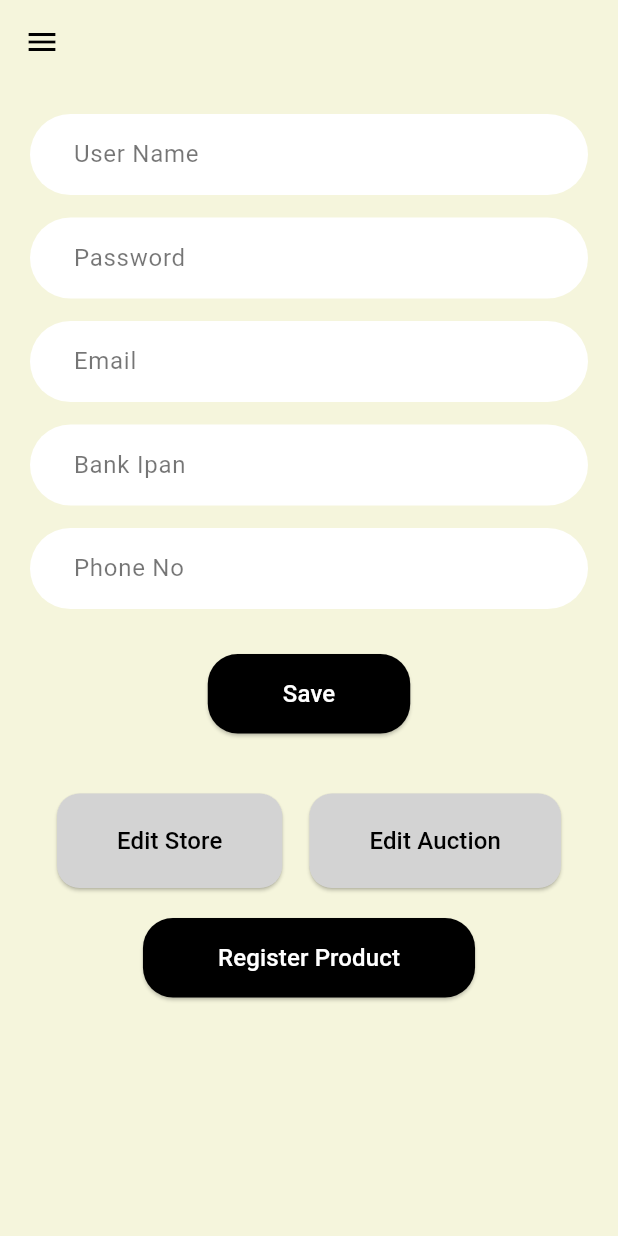
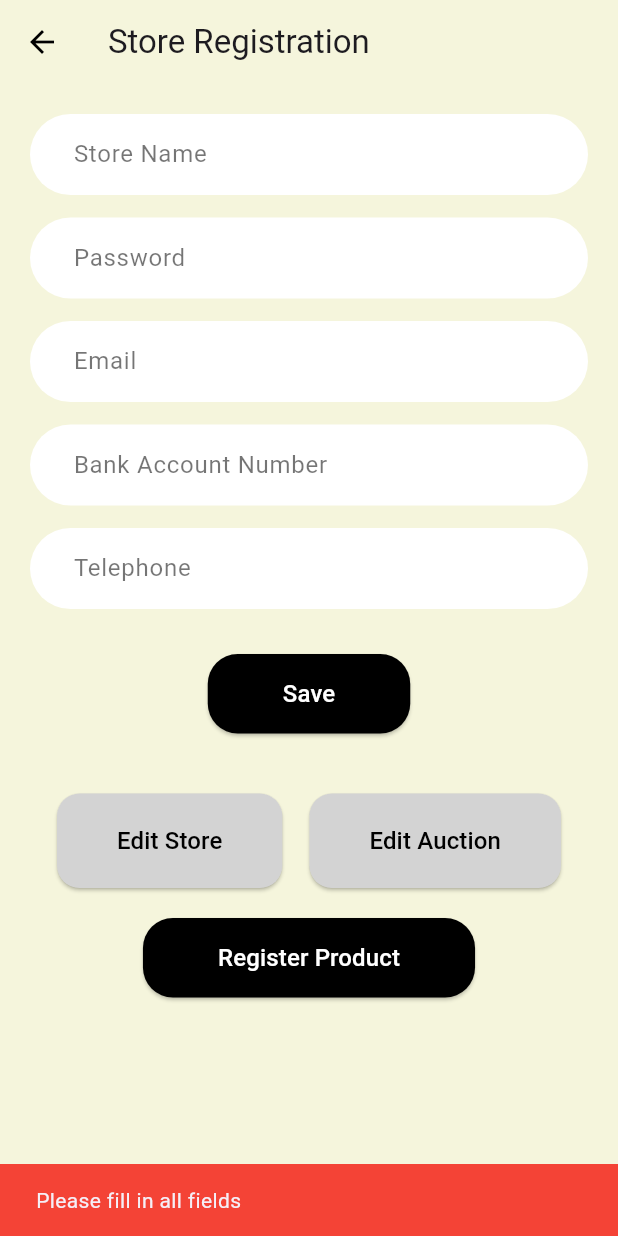
Before and after one commit to TIKKRI-INTERNATIONAL/luwa-app, a Flutter app: the StoreRegistrationScreen screen opened by its route, after a tap on "Save", on a phone screen of 412 x 824 dp. Run offline on Flutter 3.47's test engine with Material 3 defaults, Android fonts, the light colour scheme and no system bars; our stand-ins replace go_router, google_fonts; network calls fail.

Commit message:
first commit

```diff
--- a/lib/dashboard_screen.dart
+++ b/lib/dashboard_screen.dart
@@ -74,6 +74,14 @@ class _DashboardScreenState extends State<DashboardScreen> {
               onTap: () {
                 context.pop();
                 context.push('/auction');
+              },
+            ),
+            ListTile(
+              leading: const Icon(Icons.store_mall_directory_outlined),
+              title: Text('Store Registration', style: GoogleFonts.notoSerif()),
+              onTap: () {
+                context.pop();
+                context.push('/store-registration');
               },
             ),
             const Divider(),
--- a/lib/store_registration_screen.dart
+++ b/lib/store_registration_screen.dart
@@ -1,9 +1,134 @@
 
 import 'package:flutter/material.dart';
-import 'package:myapp/product_registration_screen.dart';
 
-class StoreRegistrationScreen extends StatelessWidget {
+class StoreRegistrationScreen extends StatefulWidget {
   const StoreRegistrationScreen({super.key});
+
+  @override
+  State<StoreRegistrationScreen> createState() => _StoreRegistrationScreenState();
+}
+
+class _StoreRegistrationScreenState extends State<StoreRegistrationScreen> {
+  final _storeNameController = TextEditingController();
+  final _passwordController = TextEditingController();
+  final _emailController = TextEditingController();
+  final _bankAccountNumberController = TextEditingController();
+  final _telephoneController = TextEditingController();
+  bool _isLoading = false;
+
+  @override
+  void dispose() {
+    _storeNameController.dispose();
+    _passwordController.dispose();
+    _emailController.dispose();
+    _bankAccountNumberController.dispose();
+    _telephoneController.dispose();
+    super.dispose();
+  }
+
+  Future<void> _registerStore() async {
+    FocusScope.of(context).unfocus();
+
+    if (_storeNameController.text.trim().isEmpty ||
+        _passwordController.text.trim().isEmpty ||
+        _emailController.text.trim().isEmpty ||
+        _bankAccountNumberController.text.trim().isEmpty ||
+        _telephoneController.text.trim().isEmpty) {
+      if (mounted) {
+        ScaffoldMessenger.of(context).showSnackBar(
+          const SnackBar(
+            content: Text('Please fill in all fields'),
+            backgroundColor: Colors.red,
+          ),
+        );
+      }
+      return;
+    }
+
+    setState(() {
+      _isLoading = true;
+    });
+
+    try {
+      String baseUrl = 'http://127.0.0.1:8080';
+      if (!kIsWeb && Platform.isAndroid) {
+        baseUrl = 'http://10.0.2.2:8080';
+      }
+
+      debugPrint('Connecting to $baseUrl/api/stores/register');
+
+      final response = await http.post(
+        Uri.parse('$baseUrl/api/stores/register'),
+        headers: {'Content-Type': 'application/json'},
+        body: jsonEncode({
+          'storeName': _storeNameController.text.trim(),
+          'password': _passwordController.text,
+          'email': _emailController.text.trim(),
+          'bankAccountNumber': _bankAccountNumberController.text.trim(),
+          'telephone': _telephoneController.text.trim(),
+          'address': _storeNameController.text.trim(),
+        }),
+      ).timeout(const Duration(seconds: 10));
+
+      debugPrint('Response Status: ${response.statusCode}');
+      debugPrint('Response Body: ${response.body}');
+
+      if (!mounted) return;
+
+      if (response.statusCode == 200 || response.statusCode == 201) {
+        ScaffoldMessenger.of(context).showSnackBar(
+          const SnackBar(
+            content: Text('Store registered successfully!'),
+            backgroundColor: Colors.green,
+          ),
+        );
+        await Future.delayed(const Duration(seconds: 1));
+        if (mounted) {
+          context.go('/home'); // Or wherever you want to redirect
+        }
+      } else {
+        String errorMessage = 'Registration failed';
+        try {
+          final errorData = jsonDecode(response.body);
+          errorMessage = errorData['message'] ?? errorMessage;
+        } catch (_) {
+          errorMessage = 'Server error: ${response.statusCode}';
+        }
+
+        ScaffoldMessenger.of(context).showSnackBar(
+          SnackBar(
+            content: Text(errorMessage),
+            backgroundColor: Colors.red,
+          ),
+        );
+      }
+    } catch (e) {
+      debugPrint('Error during store registration: $e');
+      if (mounted) {
+        String message = 'Connection error';
+        if (e is TimeoutException) {
+          message = 'Connection timed out';
+        } else if (e is SocketException) {
+          message = 'Cannot connect to server';
+        } else {
+          message = 'Error: $e';
+        }
+
+        ScaffoldMessenger.of(context).showSnackBar(
+          SnackBar(
+            content: Text(message),
+            backgroundColor: Colors.red,
+          ),
+        );
+      }
+    } finally {
+      if (mounted) {
+        setState(() {
+          _isLoading = false;
+        });
+      }
+    }
+  }
 
   @override
   Widget build(BuildContext context) {
@@ -13,9 +138,12 @@ class StoreRegistrationScreen extends StatelessWidget {
         backgroundColor: Colors.transparent,
         elevation: 0,
         leading: IconButton(
-          icon: const Icon(Icons.menu, color: Colors.black),
-          onPressed: () {},
+          icon: const Icon(Icons.arrow_back, color: Colors.black),
+          onPressed: () {
+            context.pop();
+          },
         ),
+        title: Text('Store Registration', style: GoogleFonts.notoSerif(color: Colors.black)),
       ),
       body: Padding(
         padding: const EdgeInsets.symmetric(horizontal: 20.0),
@@ -23,29 +151,39 @@ class StoreRegistrationScreen extends StatelessWidget {
           child: Column(
             children: [
               const SizedBox(height: 20),
-              _buildTextField("User Name"),
+              _buildTextField("Store Name", _storeNameController),
               const SizedBox(height: 15),
-              _buildTextField("Password", obscureText: true),
+              _buildTextField("Password", _passwordController, obscureText: true),
               const SizedBox(height: 15),
-              _buildTextField("Email"),
+              _buildTextField("Email", _emailController),
               const SizedBox(height: 15),
-              _buildTextField("Bank Ipan"),
+              _buildTextField("Bank Account Number", _bankAccountNumberController),
               const SizedBox(height: 15),
-              _buildTextField("Phone No"),
+              _buildTextField("Telephone", _telephoneController),
               const SizedBox(height: 30),
               ElevatedButton(
-                onPressed: () {},
+                onPressed: _isLoading ? null : _registerStore,
                 style: ElevatedButton.styleFrom(
                   backgroundColor: Colors.black,
+                  foregroundColor: Colors.white,
                   shape: RoundedRectangleBorder(
                     borderRadius: BorderRadius.circular(20),
                   ),
                   padding: const EdgeInsets.symmetric(horizontal: 50, vertical: 15),
                 ),
-                child: const Text(
-                  'Save',
-                  style: TextStyle(color: Colors.white, fontSize: 16),
-                ),
+                child: _isLoading
+                    ? const SizedBox(
+                        height: 20,
+                        width: 20,
+                        child: CircularProgressIndicator(
+                          color: Colors.white,
+                          strokeWidth: 2,
+                        ),
+                      )
+                    : const Text(
+                        'Save',
+                        style: TextStyle(fontSize: 16),
+                      ),
               ),
               const SizedBox(height: 40),
               Row(
@@ -83,8 +221,9 @@ class StoreRegistrationScreen extends StatelessWidget {
     );
   }
 
-  Widget _buildTextField(String labelText, {bool obscureText = false}) {
+  Widget _buildTextField(String labelText, TextEditingController controller, {bool obscureText = false}) {
     return TextField(
+      controller: controller,
       obscureText: obscureText,
       decoration: InputDecoration(
         labelText: labelText,
```
Also changed, not shown: pubspec.lock.
